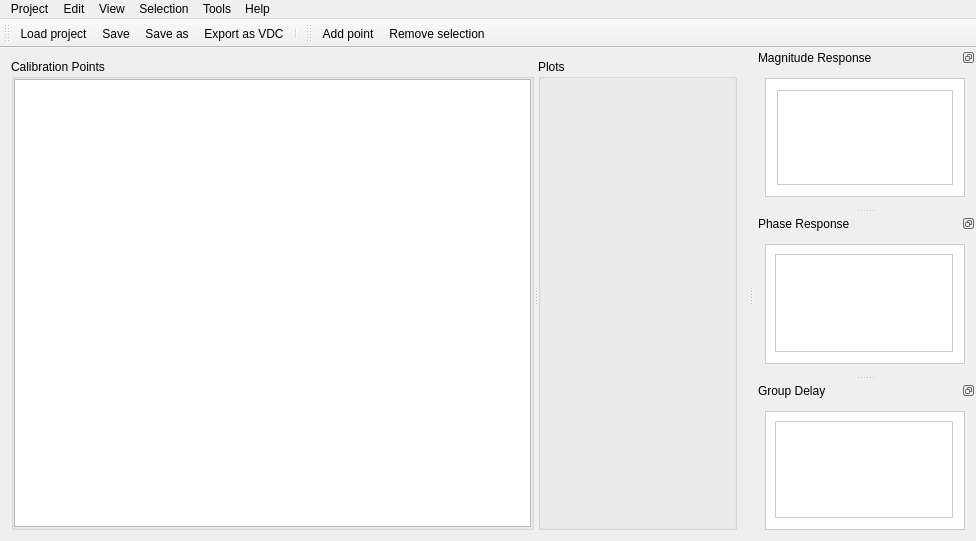
Qt form VdcEditorWindow.ui (timschneeb/DDCToolbox) before a commit.
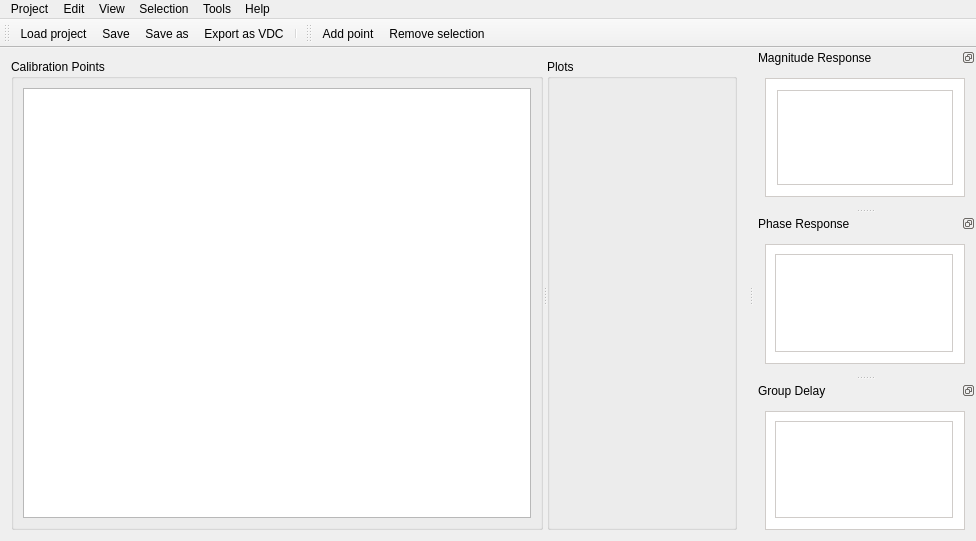
The same form after that commit. Icons and pictures are not drawn. Custom widgets are drawn as their Qt base class.

Commit message: Set margins

What changed in the file:
```diff
--- a/VdcEditorWindow.ui
+++ b/VdcEditorWindow.ui
@@ -51,16 +51,16 @@
        </property>
        <layout class="QVBoxLayout" name="verticalLayout">
         <property name="leftMargin">
-         <number>0</number>
+         <number>9</number>
         </property>
         <property name="topMargin">
-         <number>0</number>
+         <number>9</number>
         </property>
         <property name="rightMargin">
-         <number>0</number>
+         <number>9</number>
         </property>
         <property name="bottomMargin">
-         <number>0</number>
+         <number>9</number>
         </property>
         <item>
          <widget class="QTableView" name="tableView_DDCPoints">
```
